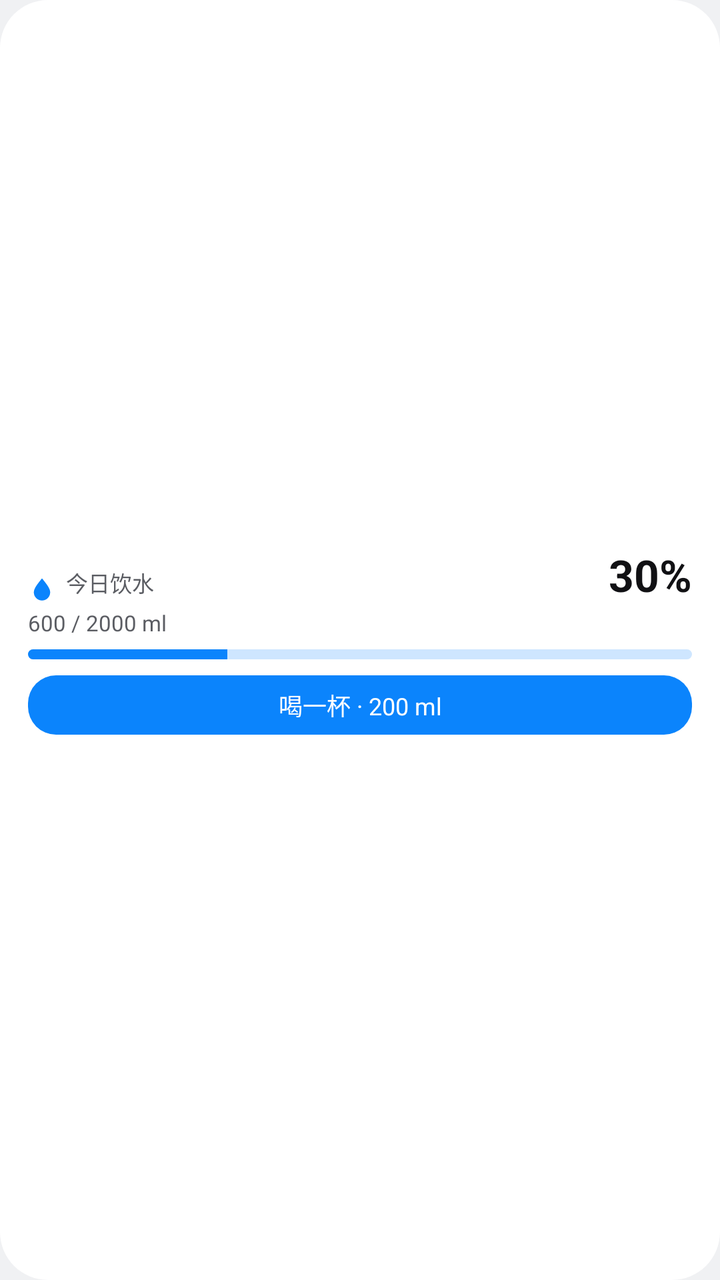
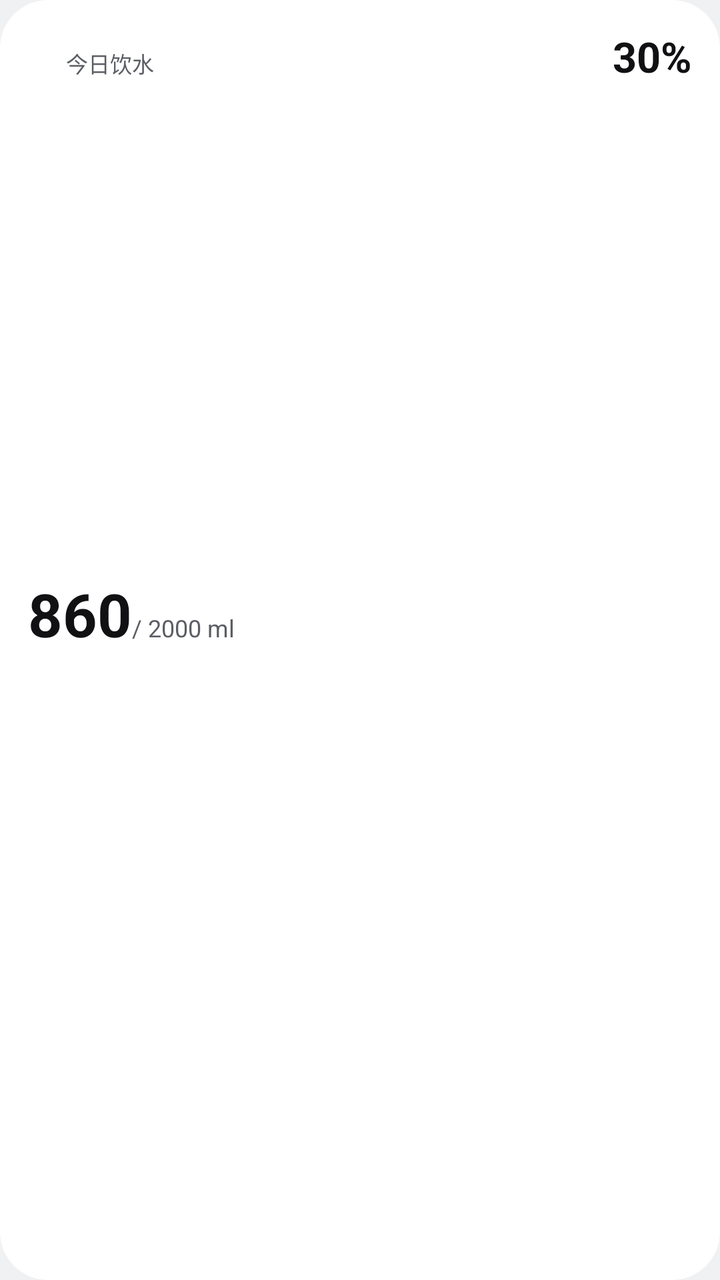

Screens rendered from an Android XML layout before and after an edit, with the pre-edit source and the edit as a unified diff.
<!-- AndroidManifest.xml: application theme Theme.AquaDay -->
<!-- res/layout/widget_aqua_small.xml -->
<?xml version="1.0" encoding="utf-8"?>
<LinearLayout xmlns:android="http://schemas.android.com/apk/res/android"
    android:id="@+id/widget_root"
    android:layout_width="match_parent"
    android:layout_height="match_parent"
    android:background="@drawable/widget_bg_light"
    android:gravity="center_vertical"
    android:orientation="vertical"
    android:padding="14dp">

    <LinearLayout
        android:layout_width="match_parent"
        android:layout_height="wrap_content"
        android:gravity="bottom"
        android:orientation="horizontal">

        <ImageView
            android:id="@+id/widget_icon"
            android:layout_width="14dp"
            android:layout_height="14dp"
            android:layout_marginEnd="5dp"
            android:contentDescription="@null"
            android:src="@drawable/ic_widget_drop"
            android:tint="#0B84FC" />

        <TextView
            android:id="@+id/widget_label"
            android:layout_width="wrap_content"
            android:layout_height="wrap_content"
            android:text="@string/widget_today"
            android:textColor="#5B5D63"
            android:textSize="11sp" />

        <TextView
            android:layout_width="0dp"
            android:layout_height="1dp"
            android:layout_weight="1" />

        <TextView
            android:id="@+id/widget_amount"
            android:layout_width="wrap_content"
            android:layout_height="wrap_content"
            android:text="30%"
            android:textColor="#111114"
            android:textSize="22sp"
            android:textStyle="bold" />
    </LinearLayout>

    <TextView
        android:id="@+id/widget_goal"
        android:layout_width="match_parent"
        android:layout_height="wrap_content"
        android:layout_marginTop="2dp"
        android:ellipsize="end"
        android:maxLines="1"
        android:text="@string/widget_goal_preview"
        android:textColor="#5B5D63"
        android:textSize="11sp" />

    <ProgressBar
        android:id="@+id/widget_progress"
        style="?android:attr/progressBarStyleHorizontal"
        android:layout_width="match_parent"
        android:layout_height="5dp"
        android:layout_marginTop="6dp"
        android:max="100"
        android:progress="30"
        android:progressDrawable="@drawable/widget_progress" />

    <TextView
        android:id="@+id/widget_action"
        android:layout_width="match_parent"
        android:layout_height="wrap_content"
        android:layout_marginTop="8dp"
        android:background="@drawable/widget_action_bg_light"
        android:ellipsize="end"
        android:gravity="center"
        android:maxLines="1"
        android:paddingTop="6dp"
        android:paddingBottom="6dp"
        android:text="@string/widget_action_preview"
        android:textColor="@android:color/white"
        android:textSize="12sp" />
</LinearLayout>
<!-- resources referenced by this layout -->
<resources>
  <!-- drawable ic_widget_drop (drawable) -->
  <?xml version="1.0" encoding="utf-8"?>
  <vector xmlns:android="http://schemas.android.com/apk/res/android"
      android:width="24dp"
      android:height="24dp"
      android:viewportWidth="24"
      android:viewportHeight="24">
      <path
          android:fillColor="#FFFFFFFF"
          android:pathData="M12,2C8,7 5,10.6 5,14a7,7 0 0,0 14,0C19,10.6 16,7 12,2Z" />
  </vector>
  <!-- drawable widget_action_bg_light (drawable) -->
  <?xml version="1.0" encoding="utf-8"?>
  <shape xmlns:android="http://schemas.android.com/apk/res/android"
      android:shape="rectangle">
      <solid android:color="#FF0B84FC" />
      <corners android:radius="14dp" />
  </shape>
  <!-- drawable widget_bg_light (drawable) -->
  <?xml version="1.0" encoding="utf-8"?>
  <shape xmlns:android="http://schemas.android.com/apk/res/android"
      android:shape="rectangle">
      <solid android:color="#FFFFFFFF" />
      <corners android:radius="24dp" />
  </shape>
  <!-- drawable widget_progress (drawable) -->
  <?xml version="1.0" encoding="utf-8"?>
  <layer-list xmlns:android="http://schemas.android.com/apk/res/android">
      <item android:id="@android:id/background">
          <shape android:shape="rectangle">
              <solid android:color="#330B84FC" />
              <corners android:radius="3dp" />
          </shape>
      </item>
      <item android:id="@android:id/progress">
          <clip>
              <shape android:shape="rectangle">
                  <solid android:color="#FF0B84FC" />
                  <corners android:radius="3dp" />
              </shape>
          </clip>
      </item>
  </layer-list>
  <string name="widget_action_preview">喝一杯 · 200 ml</string>
  <string name="widget_goal_preview">600 / 2000 ml</string>
  <string name="widget_today">今日饮水</string>
  <style name="Theme.AquaDay" parent="@android:style/Theme.DeviceDefault.DayNight">
          <item name="android:windowBackground">@color/aqua_window_background</item>
          <item name="android:statusBarColor">@android:color/transparent</item>
          <item name="android:navigationBarColor">@android:color/transparent</item>
          <item name="android:windowActionBar">false</item>
          <item name="android:windowNoTitle">true</item>
          <item name="android:enforceStatusBarContrast">false</item>
          <item name="android:enforceNavigationBarContrast">false</item>
      </style>
  <color name="aqua_window_background">#FFF0F1F3</color>
</resources>

<!-- the commit's change to res/layout/widget_aqua_small.xml (unified diff, before → after) -->
@@ -4,7 +4,6 @@
     android:layout_width="match_parent"
     android:layout_height="match_parent"
     android:background="@drawable/widget_bg_light"
-    android:gravity="center_vertical"
     android:orientation="vertical"
     android:padding="14dp">
 
@@ -20,8 +19,7 @@
             android:layout_height="14dp"
             android:layout_marginEnd="5dp"
             android:contentDescription="@null"
-            android:src="@drawable/ic_widget_drop"
-            android:tint="#0B84FC" />
+            android:src="@drawable/ic_widget_drop" />
 
         <TextView
             android:id="@+id/widget_label"
@@ -42,43 +40,95 @@
             android:layout_height="wrap_content"
             android:text="30%"
             android:textColor="#111114"
-            android:textSize="22sp"
+            android:textSize="21sp"
             android:textStyle="bold" />
     </LinearLayout>
 
-    <TextView
-        android:id="@+id/widget_goal"
+    
+    <FrameLayout
+        android:layout_width="match_parent"
+        android:layout_height="0dp"
+        android:layout_weight="1" />
+
+    <LinearLayout
         android:layout_width="match_parent"
         android:layout_height="wrap_content"
-        android:layout_marginTop="2dp"
-        android:ellipsize="end"
-        android:maxLines="1"
-        android:text="@string/widget_goal_preview"
-        android:textColor="#5B5D63"
-        android:textSize="11sp" />
+        android:gravity="bottom"
+        android:orientation="horizontal">
 
-    <ProgressBar
-        android:id="@+id/widget_progress"
-        style="?android:attr/progressBarStyleHorizontal"
+        <TextView
+            android:id="@+id/widget_drink_value"
+            android:layout_width="wrap_content"
+            android:layout_height="wrap_content"
+            android:includeFontPadding="false"
+            android:text="@string/widget_value_preview"
+            android:textColor="#111114"
+            android:textSize="30sp"
+            android:textStyle="bold" />
+
+        <TextView
+            android:id="@+id/widget_drink_suffix"
+            android:layout_width="0dp"
+            android:layout_height="wrap_content"
+            android:layout_weight="1"
+            android:ellipsize="end"
+            android:maxLines="1"
+            android:text="@string/widget_drink_suffix_preview"
+            android:textColor="#5B5D63"
+            android:textSize="12sp" />
+    </LinearLayout>
+
+    
+    <FrameLayout
+        android:layout_width="match_parent"
+        android:layout_height="0dp"
+        android:layout_weight="1" />
+
+    <FrameLayout
         android:layout_width="match_parent"
         android:layout_height="5dp"
-        android:layout_marginTop="6dp"
-        android:max="100"
-        android:progress="30"
-        android:progressDrawable="@drawable/widget_progress" />
+        android:layout_marginTop="6dp">
 
-    <TextView
+        <ImageView
+            android:id="@+id/widget_progress_track"
+            android:layout_width="match_parent"
+            android:layout_height="match_parent"
+            android:contentDescription="@null"
+            android:scaleType="fitXY"
+            android:src="@drawable/widget_progress_track" />
+
+        <ImageView
+            android:id="@+id/widget_progress_fill"
+            android:layout_width="match_parent"
+            android:layout_height="match_parent"
+            android:contentDescription="@null"
+            android:scaleType="fitXY"
+            android:src="@drawable/widget_progress_fill" />
+    </FrameLayout>
+
+    <FrameLayout
         android:id="@+id/widget_action"
         android:layout_width="match_parent"
-        android:layout_height="wrap_content"
-        android:layout_marginTop="8dp"
-        android:background="@drawable/widget_action_bg_light"
-        android:ellipsize="end"
-        android:gravity="center"
-        android:maxLines="1"
-        android:paddingTop="6dp"
-        android:paddingBottom="6dp"
-        android:text="@string/widget_action_preview"
-        android:textColor="@android:color/white"
-        android:textSize="12sp" />
+        android:layout_height="32dp"
+        android:layout_marginTop="8dp">
+
+        <ImageView
+            android:id="@+id/widget_action_bg"
+            android:layout_width="match_parent"
+            android:layout_height="match_parent"
+            android:contentDescription="@null"
+            android:scaleType="fitXY"
+            android:src="@drawable/widget_action_shape" />
+
+        <TextView
+            android:id="@+id/widget_action_text"
+            android:layout_width="match_parent"
+            android:layout_height="match_parent"
+            android:ellipsize="end"
+            android:gravity="center"
+            android:maxLines="1"
+            android:text="@string/widget_action_preview"
+            android:textColor="@android:color/white"
+            android:textSize="12sp" />
+    </FrameLayout>
 </LinearLayout>
<!-- resource entries referenced after the edit -->
@@ -11,11 +11,11 @@
           android:fillColor="#FFFFFFFF"
           android:pathData="M12,2C8,7 5,10.6 5,14a7,7 0 0,0 14,0C19,10.6 16,7 12,2Z" />
   </vector>
-  <!-- drawable widget_action_bg_light (drawable) -->
+  <!-- drawable widget_action_shape (drawable) -->
   <?xml version="1.0" encoding="utf-8"?>
   <shape xmlns:android="http://schemas.android.com/apk/res/android"
       android:shape="rectangle">
-      <solid android:color="#FF0B84FC" />
+      <solid android:color="#FFFFFFFF" />
       <corners android:radius="14dp" />
   </shape>
   <!-- drawable widget_bg_light (drawable) -->
@@ -25,27 +25,27 @@
       <solid android:color="#FFFFFFFF" />
       <corners android:radius="24dp" />
   </shape>
-  <!-- drawable widget_progress (drawable) -->
+  <!-- drawable widget_progress_fill (drawable) -->
   <?xml version="1.0" encoding="utf-8"?>
-  <layer-list xmlns:android="http://schemas.android.com/apk/res/android">
-      <item android:id="@android:id/background">
-          <shape android:shape="rectangle">
-              <solid android:color="#330B84FC" />
-              <corners android:radius="3dp" />
-          </shape>
-      </item>
-      <item android:id="@android:id/progress">
-          <clip>
-              <shape android:shape="rectangle">
-                  <solid android:color="#FF0B84FC" />
-                  <corners android:radius="3dp" />
-              </shape>
-          </clip>
-      </item>
-  </layer-list>
+  <clip xmlns:android="http://schemas.android.com/apk/res/android"
+      android:clipOrientation="horizontal"
+      android:gravity="left">
+      <shape android:shape="rectangle">
+          <solid android:color="#FFFFFFFF" />
+          <corners android:radius="3dp" />
+      </shape>
+  </clip>
+  <!-- drawable widget_progress_track (drawable) -->
+  <?xml version="1.0" encoding="utf-8"?>
+  <shape xmlns:android="http://schemas.android.com/apk/res/android"
+      android:shape="rectangle">
+      <solid android:color="#FFFFFFFF" />
+      <corners android:radius="3dp" />
+  </shape>
   <string name="widget_action_preview">喝一杯 · 200 ml</string>
-  <string name="widget_goal_preview">600 / 2000 ml</string>
+  <string name="widget_drink_suffix_preview"> / 2000 ml</string>
   <string name="widget_today">今日饮水</string>
+  <string name="widget_value_preview">860</string>
   <style name="Theme.AquaDay" parent="@android:style/Theme.DeviceDefault.DayNight">
           <item name="android:windowBackground">@color/aqua_window_background</item>
           <item name="android:statusBarColor">@android:color/transparent</item>
